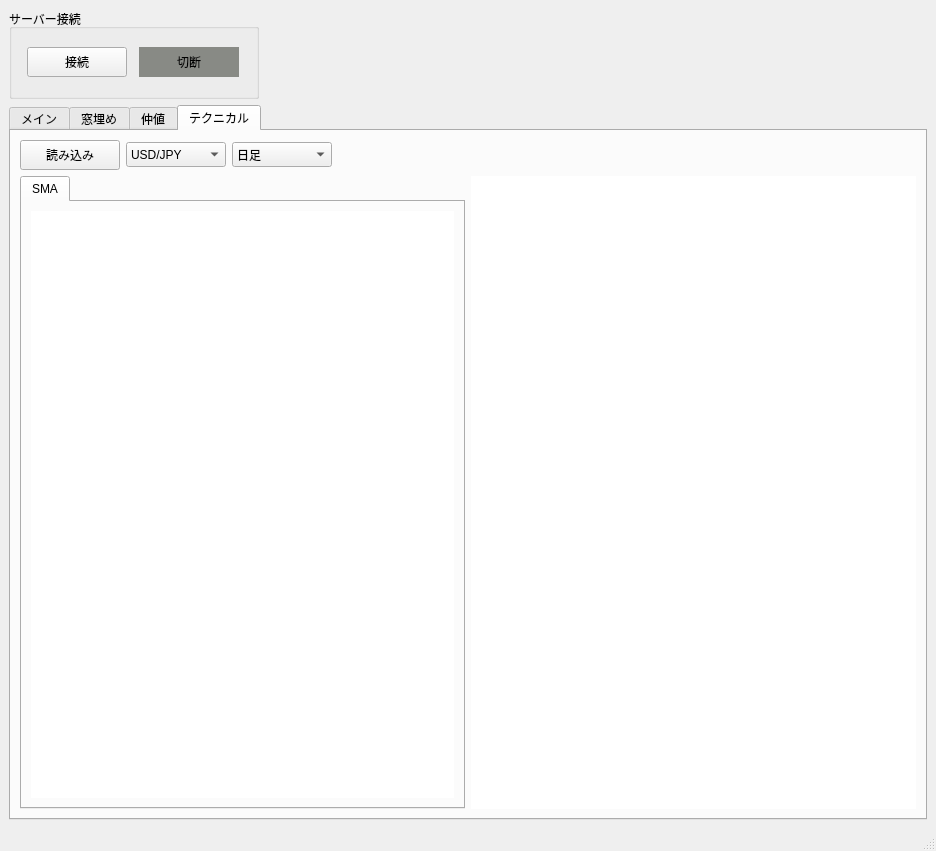
The window that trade_monitor/trade_monitor/gui_monitor.ui (takkin-takilog/namake-trader) describes before a commit, drawn with Qt 5.
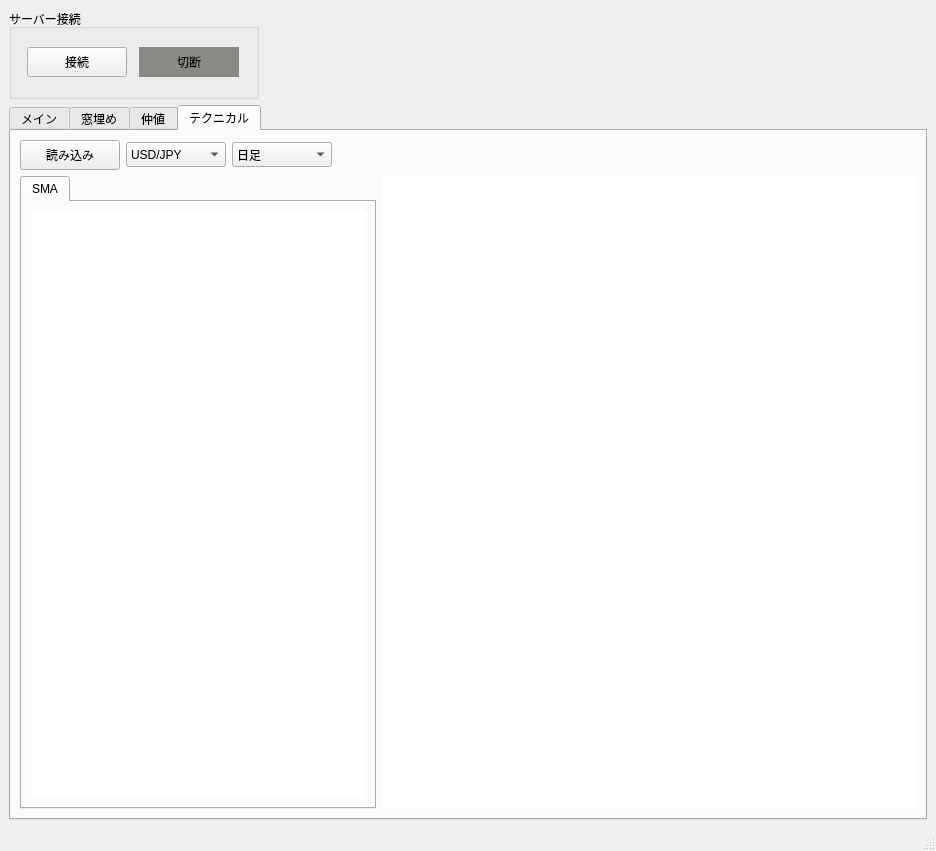
The same window after the commit.

```diff
--- a/trade_monitor/trade_monitor/gui_monitor.ui
+++ b/trade_monitor/trade_monitor/gui_monitor.ui
@@ -650,6 +650,12 @@
          <layout class="QHBoxLayout" name="horizontalLayout_9">
           <item>
            <widget class="QTabWidget" name="tabWidget_2">
+            <property name="sizePolicy">
+             <sizepolicy hsizetype="Expanding" vsizetype="Expanding">
+              <horstretch>2</horstretch>
+              <verstretch>0</verstretch>
+             </sizepolicy>
+            </property>
             <property name="currentIndex">
              <number>0</number>
             </property>
@@ -682,7 +688,7 @@
             </property>
             <property name="sizePolicy">
              <sizepolicy hsizetype="Expanding" vsizetype="Expanding">
-              <horstretch>0</horstretch>
+              <horstretch>3</horstretch>
               <verstretch>0</verstretch>
              </sizepolicy>
             </property>
```
